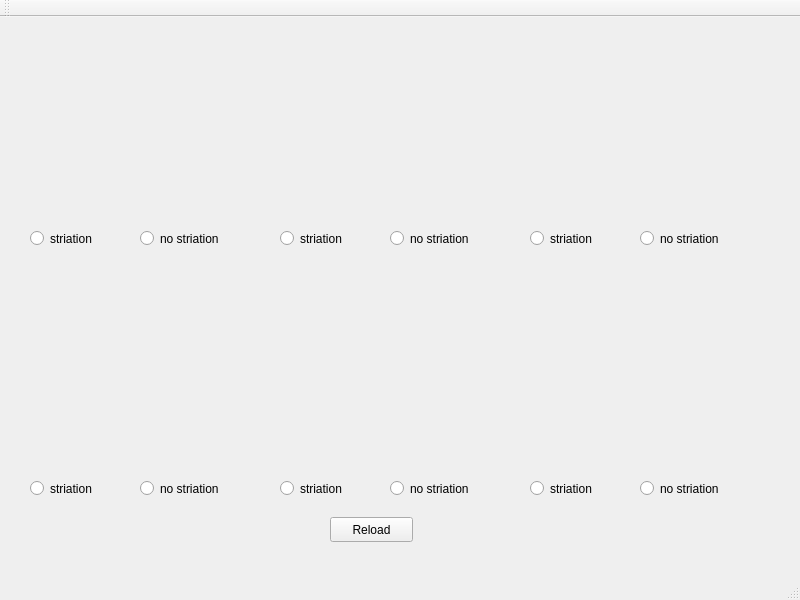
Above: src/ui/macstr.ui from WayScience/macrophage-striation-analysis before the change. Below: the same form after it.
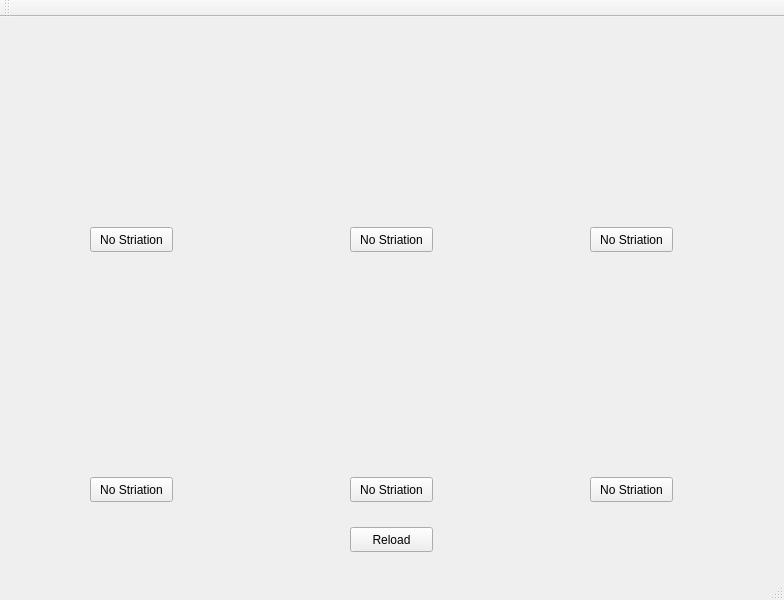
That is the form after the change. Icons and pictures are not drawn.

Commit message: update UI with toggle buttons added ids

What changed in the file:
```diff
--- a/src/ui/macstr.ui
+++ b/src/ui/macstr.ui
@@ -6,7 +6,7 @@
    <rect>
     <x>0</x>
     <y>0</y>
-    <width>800</width>
+    <width>784</width>
     <height>600</height>
    </rect>
   </property>
@@ -127,168 +127,15 @@
     <property name="scaledContents">
      <bool>true</bool>
     </property>
-   </widget>
-   <widget class="QRadioButton" name="radioButton">
-    <property name="geometry">
-     <rect>
-      <x>30</x>
-      <y>210</y>
-      <width>106</width>
-      <height>23</height>
-     </rect>
+    <property name="img_id" stdset="0">
+     <number>6</number>
     </property>
-    <property name="text">
-     <string>striation</string>
-    </property>
    </widget>
-   <widget class="QRadioButton" name="radioButton_2">
+   <widget class="QPushButton" name="refresh_btn">
     <property name="geometry">
      <rect>
-      <x>140</x>
-      <y>210</y>
-      <width>106</width>
-      <height>23</height>
-     </rect>
-    </property>
-    <property name="text">
-     <string>no striation</string>
-    </property>
-   </widget>
-   <widget class="QRadioButton" name="radioButton_3">
-    <property name="geometry">
-     <rect>
-      <x>390</x>
-      <y>210</y>
-      <width>106</width>
-      <height>23</height>
-     </rect>
-    </property>
-    <property name="text">
-     <string>no striation</string>
-    </property>
-   </widget>
-   <widget class="QRadioButton" name="radioButton_4">
-    <property name="geometry">
-     <rect>
-      <x>280</x>
-      <y>210</y>
-      <width>106</width>
-      <height>23</height>
-     </rect>
-    </property>
-    <property name="text">
-     <string>striation</string>
-    </property>
-   </widget>
-   <widget class="QRadioButton" name="radioButton_5">
-    <property name="geometry">
-     <rect>
-      <x>640</x>
-      <y>210</y>
-      <width>106</width>
-      <height>23</height>
-     </rect>
-    </property>
-    <property name="text">
-     <string>no striation</string>
-    </property>
-   </widget>
-   <widget class="QRadioButton" name="radioButton_6">
-    <property name="geometry">
-     <rect>
-      <x>530</x>
-      <y>210</y>
-      <width>106</width>
-      <height>23</height>
-     </rect>
-    </property>
-    <property name="text">
-     <string>striation</string>
-    </property>
-   </widget>
-   <widget class="QRadioButton" name="radioButton_7">
-    <property name="geometry">
-     <rect>
-      <x>140</x>
-      <y>460</y>
-      <width>106</width>
-      <height>23</height>
-     </rect>
-    </property>
-    <property name="text">
-     <string>no striation</string>
-    </property>
-   </widget>
-   <widget class="QRadioButton" name="radioButton_8">
-    <property name="geometry">
-     <rect>
-      <x>30</x>
-      <y>460</y>
-      <width>106</width>
-      <height>23</height>
-     </rect>
-    </property>
-    <property name="text">
-     <string>striation</string>
-    </property>
-   </widget>
-   <widget class="QRadioButton" name="radioButton_9">
-    <property name="geometry">
-     <rect>
-      <x>390</x>
-      <y>460</y>
-      <width>106</width>
-      <height>23</height>
-     </rect>
-    </property>
-    <property name="text">
-     <string>no striation</string>
-    </property>
-   </widget>
-   <widget class="QRadioButton" name="radioButton_10">
-    <property name="geometry">
-     <rect>
-      <x>280</x>
-      <y>460</y>
-      <width>106</width>
-      <height>23</height>
-     </rect>
-    </property>
-    <property name="text">
-     <string>striation</string>
-    </property>
-   </widget>
-   <widget class="QRadioButton" name="radioButton_11">
-    <property name="geometry">
-     <rect>
-      <x>640</x>
-      <y>460</y>
-      <width>106</width>
-      <height>23</height>
-     </rect>
-    </property>
-    <property name="text">
-     <string>no striation</string>
-    </property>
-   </widget>
-   <widget class="QRadioButton" name="radioButton_12">
-    <property name="geometry">
-     <rect>
-      <x>530</x>
-      <y>460</y>
-      <width>106</width>
-      <height>23</height>
-     </rect>
-    </property>
-    <property name="text">
-     <string>striation</string>
-    </property>
-   </widget>
-   <widget class="QPushButton" name="pushButton">
-    <property name="geometry">
-     <rect>
-      <x>330</x>
-      <y>500</y>
+      <x>350</x>
+      <y>510</y>
       <width>83</width>
       <height>25</height>
      </rect>
@@ -297,16 +144,105 @@
      <string>Reload</string>
     </property>
    </widget>
-  </widget>
-  <widget class="QMenuBar" name="menubar">
-   <property name="geometry">
-    <rect>
-     <x>0</x>
-     <y>0</y>
-     <width>800</width>
-     <height>22</height>
-    </rect>
-   </property>
+   <widget class="QPushButton" name="btn1">
+    <property name="geometry">
+     <rect>
+      <x>90</x>
+      <y>210</y>
+      <width>83</width>
+      <height>25</height>
+     </rect>
+    </property>
+    <property name="text">
+     <string>No Striation</string>
+    </property>
+    <property name="default">
+     <bool>false</bool>
+    </property>
+    <property name="button_id" stdset="0">
+     <string>1</string>
+    </property>
+   </widget>
+   <widget class="QPushButton" name="btn2">
+    <property name="geometry">
+     <rect>
+      <x>350</x>
+      <y>210</y>
+      <width>83</width>
+      <height>25</height>
+     </rect>
+    </property>
+    <property name="text">
+     <string>No Striation</string>
+    </property>
+    <property name="button_id" stdset="0">
+     <number>2</number>
+    </property>
+   </widget>
+   <widget class="QPushButton" name="btn3">
+    <property name="geometry">
+     <rect>
+      <x>590</x>
+      <y>210</y>
+      <width>83</width>
+      <height>25</height>
+     </rect>
+    </property>
+    <property name="text">
+     <string>No Striation</string>
+    </property>
+    <property name="button_id" stdset="0">
+     <number>3</number>
+    </property>
+   </widget>
+   <widget class="QPushButton" name="btn4">
+    <property name="geometry">
+     <rect>
+      <x>90</x>
+      <y>460</y>
+      <width>83</width>
+      <height>25</height>
+     </rect>
+    </property>
+    <property name="text">
+     <string>No Striation</string>
+    </property>
+    <property name="button_id" stdset="0">
+     <number>4</number>
+    </property>
+   </widget>
+   <widget class="QPushButton" name="btn5">
+    <property name="geometry">
+     <rect>
+      <x>350</x>
+      <y>460</y>
+      <width>83</width>
+      <height>25</height>
+     </rect>
+    </property>
+    <property name="text">
+     <string>No Striation</string>
+    </property>
+    <property name="button_id" stdset="0">
+     <number>5</number>
+    </property>
+   </widget>
+   <widget class="QPushButton" name="btn6">
+    <property name="geometry">
+     <rect>
+      <x>590</x>
+      <y>460</y>
+      <width>83</width>
+      <height>25</height>
+     </rect>
+    </property>
+    <property name="text">
+     <string>No Striation</string>
+    </property>
+    <property name="button_id" stdset="0">
+     <number>6</number>
+    </property>
+   </widget>
   </widget>
   <widget class="QStatusBar" name="statusbar"/>
   <widget class="QToolBar" name="toolBar">
```
Left out of the diff: 32 changed lines with no effect on the pictures. The commit also changes 1 other file.
